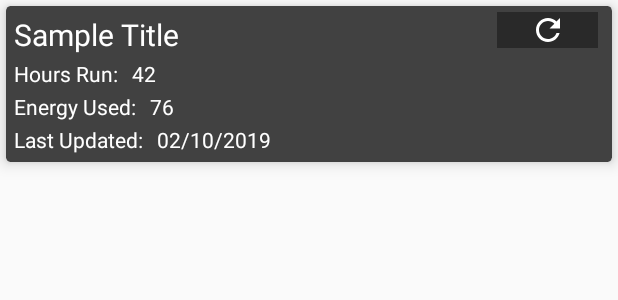
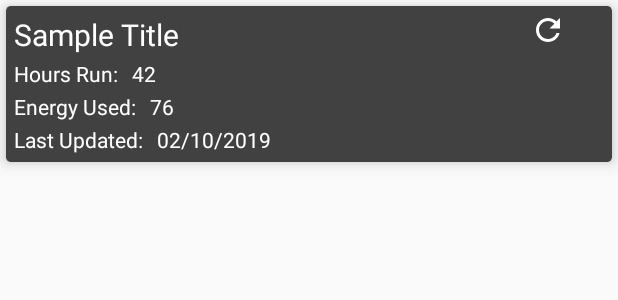
Before and after one commit to SCCapstone/DBK, an Android app: the layout boost_box_layout.xml on its own in the app's theme, with its tools: preview values and no code run, on a phone screen of 412 x 824 dp. Shown: the top 300 px of the screen. Run offline under Robolectric (Android 15) with nearby library versions, the phone set to English and light mode, and no system bars; Roboto replaces fonts that are not available here.

Commit message:
color changes

```diff
--- a/app/src/main/res/layout/boost_box_layout.xml
+++ b/app/src/main/res/layout/boost_box_layout.xml
@@ -37,8 +37,8 @@
                 android:layout_height="wrap_content"
                 android:layout_marginRight="5dp"
                 android:layout_weight="1"
-                android:background="@color/colorDarkGrey"
-                cardview:tint="@color/colorWhite"
+                android:background="@color/colorGrey"
+                android:tint="@color/colorWhite"
                 cardview:srcCompat="@drawable/ic_refresh" />
         </LinearLayout>
 
--- a/app/src/main/res/layout/calculator_layout.xml
+++ b/app/src/main/res/layout/calculator_layout.xml
@@ -44,6 +44,8 @@
         android:layout_marginTop="8dp"
         android:layout_marginEnd="8dp"
         android:text="@string/calculator_button"
+        android:textColor="@color/colorWhite"
+        android:backgroundTint="@color/colorGrey"
         app:layout_constraintEnd_toEndOf="parent"
         app:layout_constraintHorizontal_bias="0.501"
         app:layout_constraintStart_toStartOf="parent"
--- a/app/src/main/res/layout/settings_layout.xml
+++ b/app/src/main/res/layout/settings_layout.xml
@@ -48,7 +48,7 @@
         android:layout_marginTop="8dp"
         android:layout_marginEnd="8dp"
         android:layout_marginBottom="220dp"
-        android:background="@color/colorGrey"
+        android:background="@color/colorLightGrey"
         app:layout_constraintBottom_toBottomOf="parent"
         app:layout_constraintEnd_toEndOf="parent"
         app:layout_constraintStart_toEndOf="@+id/textView14"
--- a/app/src/main/res/values/colors.xml
+++ b/app/src/main/res/values/colors.xml
@@ -7,4 +7,5 @@
     <color name="colorDarkGrey">#292929</color>
     <color name="colorWhite">#ffffff</color>
     <color name="colorGrey">#414141</color>
+    <color name="colorLightGrey">#acacac</color>
 </resources>
```
